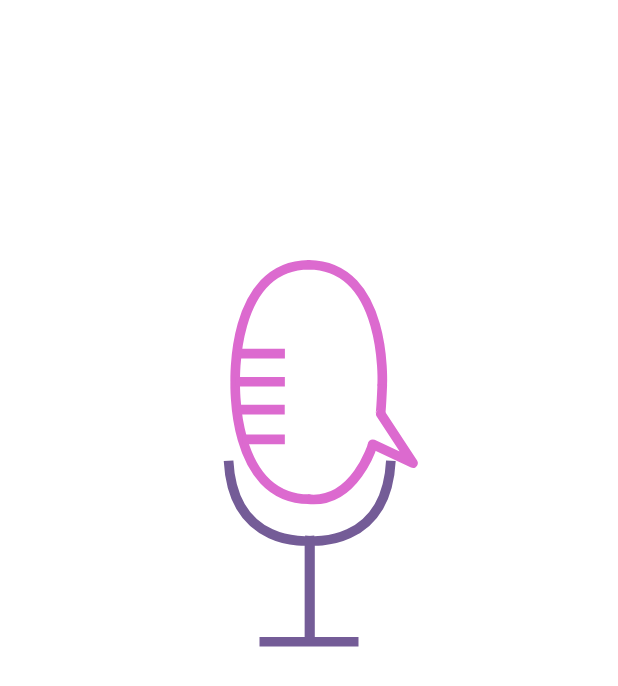
After one commit to iloveusername/Synesthesia, an Android app: the splashActivity screen opened directly, with no data from a screen before it, on a phone screen of 412 x 824 dp. The commit adds this screen. Shown: the top 686 px of the screen. Run offline under Robolectric (Android 15) with nearby library versions, the phone set to English and light mode, and no system bars.

Commit message:
Working On Splash/Logo

```diff
--- a/app/src/main/AndroidManifest.xml
+++ b/app/src/main/AndroidManifest.xml
@@ -16,6 +16,13 @@
         android:theme="@style/Theme.Synthesia"
         tools:targetApi="31">
         <activity
+            android:name=".splashActivity"
+            android:exported="false">
+            <meta-data
+                android:name="android.app.lib_name"
+                android:value="" />
+        </activity>
+        <activity
             android:name=".MainActivity"
             android:exported="true">
             <intent-filter>
--- /dev/null
+++ b/app/src/main/java/com/riats/synthesia/splashActivity.java
@@ -0,0 +1,14 @@
+package com.riats.synthesia;
+
+import androidx.appcompat.app.AppCompatActivity;
+
+import android.os.Bundle;
+
+public class splashActivity extends AppCompatActivity {
+
+    @Override
+    protected void onCreate(Bundle savedInstanceState) {
+        super.onCreate(savedInstanceState);
+        setContentView(R.layout.activity_splash);
+    }
+}
--- /dev/null
+++ b/app/src/main/res/drawable/awesome.xml
@@ -0,0 +1,161 @@
+<animated-vector
+    xmlns:android="http://schemas.android.com/apk/res/android"
+    xmlns:aapt="http://schemas.android.com/aapt">
+    <aapt:attr name="android:drawable">
+        <vector
+            android:name="vector"
+            android:width="640dp"
+            android:height="640dp"
+            android:viewportWidth="640"
+            android:viewportHeight="640">
+            <path
+                android:name="path"
+                android:pathData="M 268.745 487.5 L 371.255 487.5"
+                android:strokeColor="#745c97"
+                android:strokeWidth="10"/>
+            <path
+                android:name="path_1"
+                android:pathData="M 319.825 97.092 C 237.825 98.092 243.686 220.968 243.686 220.968 M 319.825 339.848 C 237.825 338.848 243.686 215.972 243.686 215.972 M 319.685 97.092 C 401.685 98.092 395.824 220.968 395.824 220.968"
+                android:strokeColor="#dc6acf"
+                android:strokeWidth="10"
+                android:strokeLineCap="round"
+                android:strokeLineJoin="round"/>
+            <path
+                android:name="path_2"
+                android:pathData="M 251.335 277.91 L 294.985 277.91"
+                android:strokeColor="#dc6acf"
+                android:strokeWidth="10"/>
+            <path
+                android:name="path_3"
+                android:pathData="M 245.415 247.19 L 294.885 247.19"
+                android:strokeColor="#dc6acf"
+                android:strokeWidth="10"/>
+            <path
+                android:name="path_4"
+                android:pathData="M 243.595 218.26 L 295.005 218.26"
+                android:strokeColor="#dc6acf"
+                android:strokeWidth="10"/>
+            <path
+                android:name="path_5"
+                android:pathData="M 245.585 189.13 L 295.055 189.13"
+                android:strokeColor="#dc6acf"
+                android:strokeWidth="10"/>
+            <path
+                android:name="path_6"
+                android:pathData="M 318.684 339.846 C 367.76 345.387 386.156 282.846 386.156 282.846 M 395.91 220.961 C 394.564 251.902 393.89 252.259 393.89 252.259"
+                android:strokeColor="#dc6acf"
+                android:strokeWidth="10"/>
+            <path
+                android:name="path_7"
+                android:pathData="M 394.282 251.602 L 427.772 302.498 L 385.868 282.956"
+                android:strokeColor="#dc6acf"
+                android:strokeWidth="10"
+                android:strokeLineCap="round"
+                android:strokeLineJoin="round"/>
+            <path
+                android:name="path_8"
+                android:pathData="M 404.8 300.058 C 400.005 391.154 321 382.935 321 382.935 L 321 487.002 M 236.7 300.058 C 241.495 391.154 320.5 382.935 320.5 382.935 L 320.5 487.002"
+                android:strokeColor="#745c97"
+                android:strokeWidth="10"/>
+        </vector>
+    </aapt:attr>
+    <target android:name="path">
+        <aapt:attr name="android:animation">
+            <objectAnimator
+                android:propertyName="trimPathEnd"
+                android:duration="500"
+                android:valueFrom="0"
+                android:valueTo="1"
+                android:valueType="floatType"
+                android:interpolator="@android:anim/bounce_interpolator"/>
+        </aapt:attr>
+    </target>
+    <target android:name="path_1">
+        <aapt:attr name="android:animation">
+            <objectAnimator
+                android:propertyName="trimPathEnd"
+                android:duration="175"
+                android:valueFrom="0"
+                android:valueTo="1"
+                android:valueType="floatType"
+                android:interpolator="@android:anim/anticipate_interpolator"/>
+        </aapt:attr>
+    </target>
+    <target android:name="path_8">
+        <aapt:attr name="android:animation">
+            <objectAnimator
+                android:propertyName="trimPathEnd"
+                android:duration="500"
+                android:valueFrom="0"
+                android:valueTo="1"
+                android:valueType="floatType"
+                android:interpolator="@android:anim/accelerate_interpolator"/>
+        </aapt:attr>
+    </target>
+    <target android:name="path_7">
+        <aapt:attr name="android:animation">
+            <objectAnimator
+                android:propertyName="trimPathEnd"
+                android:duration="175"
+                android:valueFrom="0"
+                android:valueTo="1"
+                android:valueType="floatType"
+                android:interpolator="@android:anim/anticipate_interpolator"/>
+        </aapt:attr>
+    </target>
+    <target android:name="path_6">
+        <aapt:attr name="android:animation">
+            <objectAnimator
+                android:propertyName="trimPathEnd"
+                android:duration="175"
+                android:valueFrom="0"
+                android:valueTo="1"
+                android:valueType="floatType"
+                android:interpolator="@android:anim/anticipate_interpolator"/>
+        </aapt:attr>
+    </target>
+    <target android:name="path_5">
+        <aapt:attr name="android:animation">
+            <objectAnimator
+                android:propertyName="trimPathEnd"
+                android:duration="500"
+                android:valueFrom="0"
+                android:valueTo="1"
+                android:valueType="floatType"
+                android:interpolator="@android:anim/bounce_interpolator"/>
+        </aapt:attr>
+    </target>
+    <target android:name="path_4">
+        <aapt:attr name="android:animation">
+            <objectAnimator
+                android:propertyName="trimPathEnd"
+                android:duration="500"
+                android:valueFrom="0"
+                android:valueTo="1"
+                android:valueType="floatType"
+                android:interpolator="@android:anim/bounce_interpolator"/>
+        </aapt:attr>
+    </target>
+    <target android:name="path_3">
+        <aapt:attr name="android:animation">
+            <objectAnimator
+                android:propertyName="trimPathEnd"
+                android:duration="500"
+                android:valueFrom="0"
+                android:valueTo="1"
+                android:valueType="floatType"
+                android:interpolator="@android:anim/bounce_interpolator"/>
+        </aapt:attr>
+    </target>
+    <target android:name="path_2">
+        <aapt:attr name="android:animation">
+            <objectAnimator
+                android:propertyName="trimPathEnd"
+                android:duration="500"
+                android:valueFrom="0"
+                android:valueTo="1"
+                android:valueType="floatType"
+                android:interpolator="@android:anim/bounce_interpolator"/>
+        </aapt:attr>
+    </target>
+</animated-vector>
--- /dev/null
+++ b/app/src/main/res/drawable/vd_vector.xml
@@ -0,0 +1,57 @@
+<vector
+    xmlns:android="http://schemas.android.com/apk/res/android"
+    android:name="vector"
+    android:width="640dp"
+    android:height="640dp"
+    android:viewportWidth="640"
+    android:viewportHeight="640">
+    <path
+        android:name="path"
+        android:pathData="M 268.745 487.5 L 371.255 487.5"
+        android:strokeColor="#745c97"
+        android:strokeWidth="10"/>
+    <path
+        android:name="path_1"
+        android:pathData="M 319.825 97.092 C 237.825 98.092 243.686 220.968 243.686 220.968 M 319.825 339.848 C 237.825 338.848 243.686 215.972 243.686 215.972 M 319.685 97.092 C 401.685 98.092 395.824 220.968 395.824 220.968"
+        android:strokeColor="#dc6acf"
+        android:strokeWidth="10"
+        android:strokeLineCap="round"
+        android:strokeLineJoin="round"/>
+    <path
+        android:name="path_2"
+        android:pathData="M 251.335 277.91 L 294.985 277.91"
+        android:strokeColor="#dc6acf"
+        android:strokeWidth="10"/>
+    <path
+        android:name="path_3"
+        android:pathData="M 245.415 247.19 L 294.885 247.19"
+        android:strokeColor="#dc6acf"
+        android:strokeWidth="10"/>
+    <path
+        android:name="path_4"
+        android:pathData="M 243.595 218.26 L 295.005 218.26"
+        android:strokeColor="#dc6acf"
+        android:strokeWidth="10"/>
+    <path
+        android:name="path_5"
+        android:pathData="M 245.585 189.13 L 295.055 189.13"
+        android:strokeColor="#dc6acf"
+        android:strokeWidth="10"/>
+    <path
+        android:name="path_6"
+        android:pathData="M 318.684 339.846 C 367.76 345.387 386.156 282.846 386.156 282.846 M 395.91 220.961 C 394.564 251.902 393.89 252.259 393.89 252.259"
+        android:strokeColor="#dc6acf"
+        android:strokeWidth="10"/>
+    <path
+        android:name="path_7"
+        android:pathData="M 394.282 251.602 L 427.772 302.498 L 385.868 282.956"
+        android:strokeColor="#dc6acf"
+        android:strokeWidth="10"
+        android:strokeLineCap="round"
+        android:strokeLineJoin="round"/>
+    <path
+        android:name="path_8"
+        android:pathData="M 404.8 300.058 C 400.005 391.154 321 382.935 321 382.935 L 321 487.002 M 236.7 300.058 C 241.495 391.154 320.5 382.935 320.5 382.935 L 320.5 487.002"
+        android:strokeColor="#745c97"
+        android:strokeWidth="10"/>
+</vector>
--- /dev/null
+++ b/app/src/main/res/layout/activity_splash.xml
@@ -0,0 +1,16 @@
+<?xml version="1.0" encoding="utf-8"?>
+<androidx.constraintlayout.widget.ConstraintLayout xmlns:android="http://schemas.android.com/apk/res/android"
+    xmlns:app="http://schemas.android.com/apk/res-auto"
+    xmlns:tools="http://schemas.android.com/tools"
+    android:layout_width="match_parent"
+    android:layout_height="match_parent"
+    tools:context=".splashActivity">
+
+    <ImageView
+        android:id="@+id/imageView2"
+        android:layout_width="wrap_content"
+        android:layout_height="wrap_content"
+        app:layout_constraintStart_toStartOf="parent"
+        app:layout_constraintTop_toTopOf="parent"
+        app:srcCompat="@drawable/awesome" />
+</androidx.constraintlayout.widget.ConstraintLayout>
--- a/app/src/main/res/values-night/themes.xml
+++ b/app/src/main/res/values-night/themes.xml
@@ -2,8 +2,8 @@
     <!-- Base application theme. -->
     <style name="Theme.Synthesia" parent="Theme.MaterialComponents.DayNight.NoActionBar">
         <!-- Primary brand color. -->
-        <item name="colorPrimary">@color/purple_200</item>
-        <item name="colorPrimaryVariant">@color/purple_700</item>
+        <item name="colorPrimary">@color/nice_purp</item>
+        <item name="colorPrimaryVariant">@color/nice_purp</item>
         <item name="colorOnPrimary">@color/black</item>
         <!-- Secondary brand color. -->
         <item name="colorSecondary">@color/teal_200</item>
--- a/app/src/main/res/values/colors.xml
+++ b/app/src/main/res/values/colors.xml
@@ -5,6 +5,9 @@
     <color name="purple_700">#FF3700B3</color>
     <color name="teal_200">#FF03DAC5</color>
     <color name="teal_700">#FF018786</color>
+    <color name="nice_purp">#DC6ACF</color>
+    <color name="dark_purp">#745C97</color>
+    <color name="pinkish">#F5B0CB</color>
     <color name="black">#FF000000</color>
     <color name="white">#FFFFFFFF</color>
 </resources>
--- a/app/src/main/res/values/themes.xml
+++ b/app/src/main/res/values/themes.xml
@@ -2,8 +2,8 @@
     <!-- Base application theme. -->
     <style name="Theme.Synthesia" parent="Theme.MaterialComponents.DayNight.NoActionBar">
         <!-- Primary brand color. -->
-        <item name="colorPrimary">@color/purple_200</item>
-        <item name="colorPrimaryVariant">@color/purple_700</item>
+        <item name="colorPrimary">@color/nice_purp</item>
+        <item name="colorPrimaryVariant">@color/nice_purp</item>
         <item name="colorOnPrimary">@color/black</item>
         <!-- Secondary brand color. -->
         <item name="colorSecondary">@color/teal_200</item>
```
